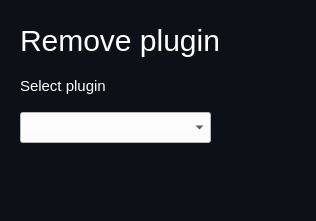
Above: dialogs/remove_plugin_dialog/remove_plugin_design.ui from An72ty/ITTOOLS2.0.0demo before the change. Below: the same form after it.
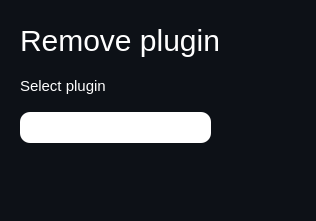
That is the form after the change. Icons and pictures are not drawn.

Patch:
```diff
--- a/dialogs/remove_plugin_dialog/remove_plugin_design.ui
+++ b/dialogs/remove_plugin_dialog/remove_plugin_design.ui
@@ -144,9 +144,12 @@
    <property name="styleSheet">
     <string notr="true">QComboBox {
 	background-color: white;
-	border-width: 0px;
+	border-radius: 10px;
 }
-</string>
+
+QComboBox::drop-down {
+	border-radius: 10px;
+}</string>
    </property>
   </widget>
  </widget>
```
Left out of the diff: 6 changed lines with no effect on the pictures.
